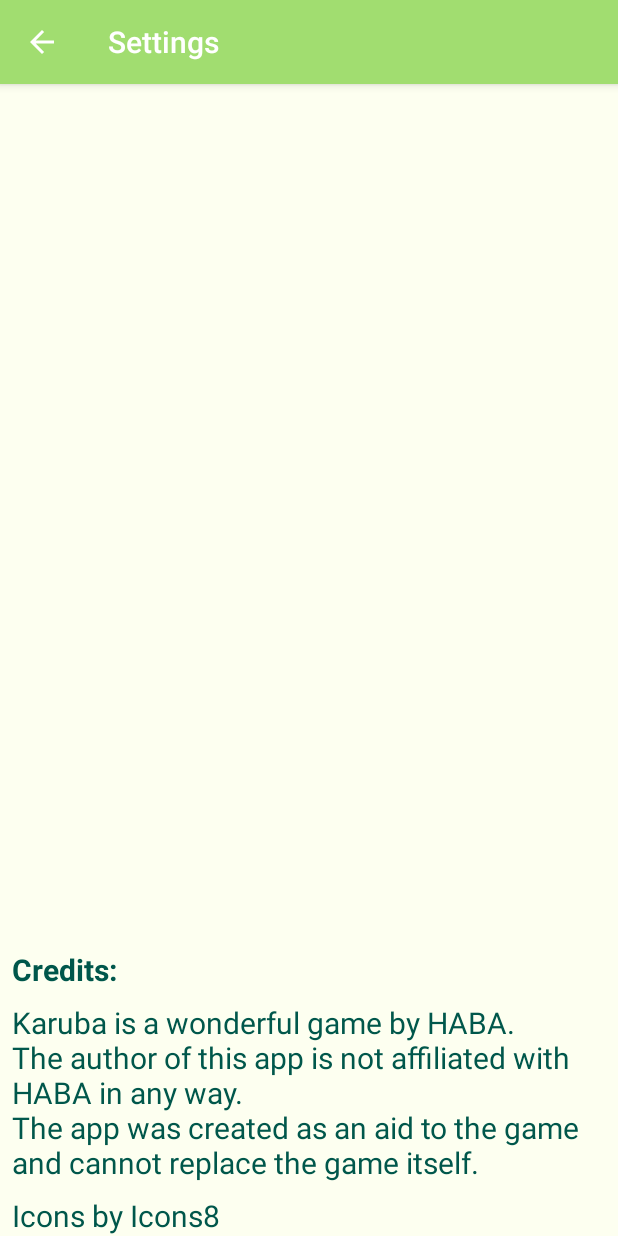
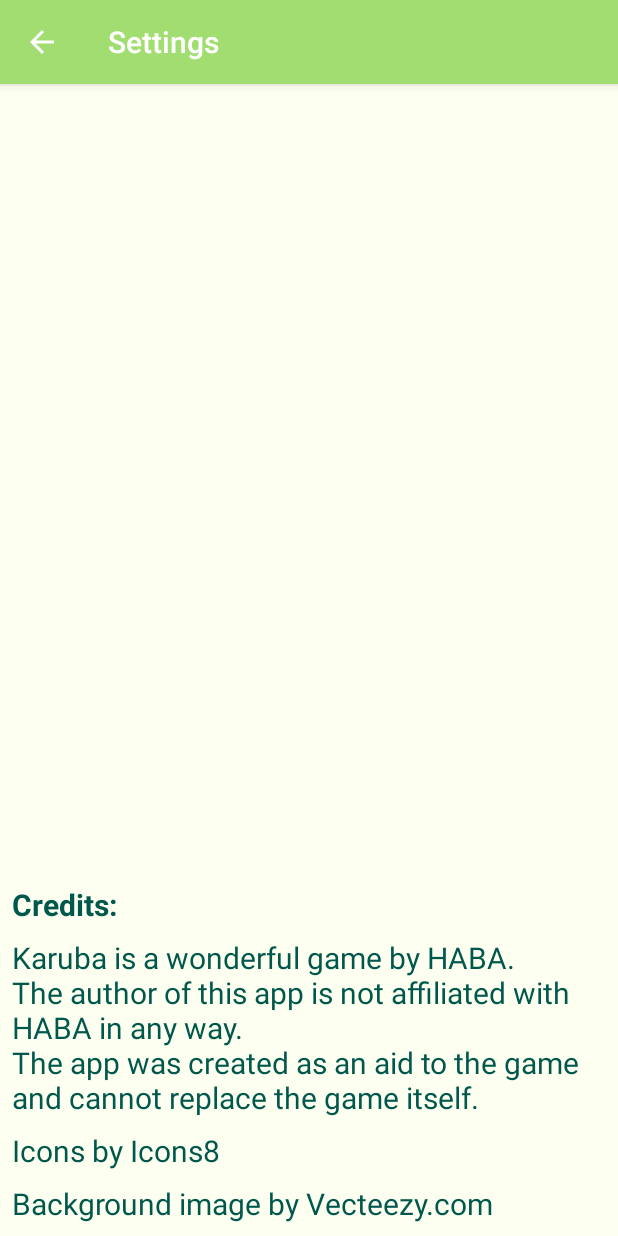
Before and after one commit to zipo13/Karuba, an Android app: the screen it shows after launch (KarubaPrefActivity), after a tap on "Application Settings", on a phone screen of 412 x 824 dp. Run offline under Robolectric (Android 15) with nearby library versions, the phone set to English and light mode, and no system bars; our stand-ins replace ButterKnife, androidx.preference; 5 statements that could not run were skipped; 2 other taps on this screen came first.

Commit message:
Changed the background image 1 last time also made it scale properly to save on memory generated a helper function that creates ImageViews to all common places where new ImageViews are needed

```diff
--- a/app/src/main/java/il/co/woo/karuba/MainActivity.java
+++ b/app/src/main/java/il/co/woo/karuba/MainActivity.java
@@ -3,13 +3,11 @@ package il.co.woo.karuba;
 import android.animation.Animator;
 import android.animation.AnimatorListenerAdapter;
 import android.annotation.SuppressLint;
-import android.content.DialogInterface;
 import android.content.Intent;
 import android.content.SharedPreferences;
 import android.graphics.Bitmap;
 import android.graphics.BitmapFactory;
 import android.graphics.Rect;
-import android.graphics.drawable.BitmapDrawable;
 import android.media.AudioManager;
 import android.media.MediaPlayer;
 import android.os.Bundle;
@@ -44,6 +42,7 @@ public class MainActivity extends AppCompatActivity {
     private static final int NUMBER_OF_TILE_ROWS = 6;
     private static final int NUMBER_OF_TILE_COLUMNS = 6;
     private static final int NEW_IMAGE_VIEW_ID = 25879;
+    private static final int NEW_BACKGROUND_ID = 25979;
 
     private static final String TILE_IMG_NAME_PREFIX = "tile_";
     private static final String DRAWABLE_TYPE = "drawable";
@@ -194,6 +193,24 @@ public class MainActivity extends AppCompatActivity {
         });
     }
 
+
+    //a helper function to create images and set a scaled image in them
+    private ImageView createImageView(int newID,int x, int y, int width, int height, int resID) {
+        //inflate an image view
+        @SuppressLint("InflateParams") ImageView iv = (ImageView)LayoutInflater.from(this).inflate(R.layout.tile_image_view, null);
+        //generate a new unique ID
+        iv.setId(newID);
+
+        iv.setX(x);
+        iv.setY(y);
+        scaleResIntoImageView(width,height,resID,iv);
+
+        //the width and height should also be exactly the same
+        ViewGroup.LayoutParams layoutParams = new ViewGroup.LayoutParams(width, height);
+        iv.setLayoutParams(layoutParams);
+        return iv;
+
+    }
     //this code is for the flip affect
     //if the camera is too close in some cases the flip will cut because its too close to the
     //screen
@@ -211,9 +228,16 @@ public class MainActivity extends AppCompatActivity {
                 .centerCrop()
                 .into(mGameBoardImageView);
 
-        Bitmap bMap = BitmapFactory.decodeResource(getResources(), R.drawable.jungle);
-        Bitmap bMapScaled = Bitmap.createScaledBitmap(bMap, mMainLayout.getWidth(), mMainLayout.getHeight(), true);
-        mMainLayout.setBackground(new BitmapDrawable(getResources(),bMapScaled));
+        ImageView background = createImageView(NEW_BACKGROUND_ID,
+                0,
+                mGameBoardImageView.getHeight(),
+                mGameBoardImageView.getWidth(),
+                Math.round(mMainLayout.getHeight()-mGameBoardImageView.getHeight()),
+                R.drawable.jungle);
+
+        //add it to the view group
+        ViewGroup view = findViewById(android.R.id.content);
+        view.addView(background,0);
 
         //check with the view model to see if this is a new game or is there save data already
         ArrayList<Integer> usedTilesArray = mViewModel.getExistingTiles();
@@ -230,6 +254,7 @@ public class MainActivity extends AppCompatActivity {
             }
             else {
                 drawTileOnBoard(i, usedTilesArray.get(i));
+                mNumberOfMovedTiles++;
             }
         }
 
@@ -240,22 +265,19 @@ public class MainActivity extends AppCompatActivity {
     //the tile Idx is the number on the tile picture to know which tile image to draw
     private void drawTileOnBoard(int tileNumber,int tileIdx) {
         Rect tilePlacement = calculateTilePlacement(tileNumber);
-
-        ImageView newImageView = (ImageView)LayoutInflater.from(this).inflate(R.layout.tile_image_view, null);
+        //get the image of the last tile and put it in the new tile
+        int tileResID = getTileResIDFromTileIdx(tileIdx);
         //generate a new unique ID
-        newImageView.setId(NEW_IMAGE_VIEW_ID + mNumberOfMovedTiles);
-        mNumberOfMovedTiles++;
+        int newID = NEW_IMAGE_VIEW_ID + mNumberOfMovedTiles;
 
         //put it exactly over the old tile
-        newImageView.setX(tilePlacement.left);
-        newImageView.setY(tilePlacement.top);
+        ImageView newImageView = createImageView(newID,
+                tilePlacement.left,
+                tilePlacement.top,
+                tilePlacement.width(),
+                tilePlacement.height(),
+                tileResID);
 
-        //get the image of the last tile and put it in the new tile
-        int tileResID = getTileResIDFromTileIdx(tileIdx);
-        scaleResIntoImageView(tilePlacement.width(),tilePlacement.height(),tileResID,newImageView);
-        //the width and height should also be exactly the same
-        ViewGroup.LayoutParams layoutParams = new ViewGroup.LayoutParams(tilePlacement.width(), tilePlacement.height());
-        newImageView.setLayoutParams(layoutParams);
         //add it to the view group
         ViewGroup view = findViewById(android.R.id.content);
         view.addView(newImageView);
@@ -267,21 +289,19 @@ public class MainActivity extends AppCompatActivity {
     private ImageView duplicateView(ImageView imageView) {
         Log.d(TAG, "duplicateView: Enter");
         //inflate a new tile from the layout
-        @SuppressLint("InflateParams")
-        ImageView newImageView = (ImageView)LayoutInflater.from(this).inflate(R.layout.tile_image_view, null);
         //generate a new unique ID
-        newImageView.setId(NEW_IMAGE_VIEW_ID + mNumberOfMovedTiles);
+        int newId = NEW_IMAGE_VIEW_ID + mNumberOfMovedTiles;
+
+        //put it exactly over the old tile
+        ImageView newImageView = createImageView(newId,
+                Math.round(imageView.getX()),
+                Math.round(imageView.getY()),
+                imageView.getWidth(),
+                imageView.getHeight(),
+                (int)imageView.getTag());
+
         newImageView.setTag(imageView.getTag());
 
-        //put it exactly over the old tile
-        newImageView.setX(imageView.getX());
-        newImageView.setY(imageView.getY());
-
-        //get the image of the last tile and put it in the new tile
-        newImageView.setImageDrawable(imageView.getDrawable());
-        //the width and height should also be exactly the same
-        ViewGroup.LayoutParams layoutParams = new ViewGroup.LayoutParams(imageView.getWidth(), imageView.getHeight());
-        newImageView.setLayoutParams(layoutParams);
         //add it to the view group
         ViewGroup view = findViewById(android.R.id.content);
         view.addView(newImageView);
--- a/app/src/main/res/layout/settings_activity.xml
+++ b/app/src/main/res/layout/settings_activity.xml
@@ -43,12 +43,27 @@
         android:id="@+id/icons_txt"
         android:layout_width="wrap_content"
         android:layout_height="wrap_content"
+        android:layout_marginStart="8dp"
+        android:layout_marginLeft="8dp"
+        android:layout_marginEnd="8dp"
+        android:layout_marginRight="8dp"
+        android:layout_marginBottom="8dp"
+        android:text="@string/icons_by"
+        app:layout_constraintBottom_toTopOf="@+id/bg_attribution_txt"
+        app:layout_constraintStart_toStartOf="parent"
+        style="@style/GreenText"/>
+
+    <TextView
+        android:id="@+id/bg_attribution_txt"
+        android:layout_width="wrap_content"
+        android:layout_height="wrap_content"
         android:layout_gravity="bottom"
         android:layout_marginStart="8dp"
         android:layout_marginLeft="8dp"
         android:layout_marginEnd="8dp"
         android:layout_marginRight="8dp"
-        android:text="@string/icons_by"
+        android:layout_marginBottom="8dp"
+        android:text="@string/background_image_by"
         app:layout_constraintBottom_toBottomOf="parent"
         app:layout_constraintStart_toStartOf="parent"
         style="@style/GreenText"/>
--- a/app/src/main/res/values/strings.xml
+++ b/app/src/main/res/values/strings.xml
@@ -21,5 +21,6 @@
     <string name="start_new_game_question">Do you want to start a new game?</string>
     <string name="yes">Yes</string>
     <string name="no">No</string>
+    <string name="background_image_by">Background image by Vecteezy.com</string>
 
 </resources>
```
Also changed, not shown: app/src/main/res/drawable/jungle.jpg.
